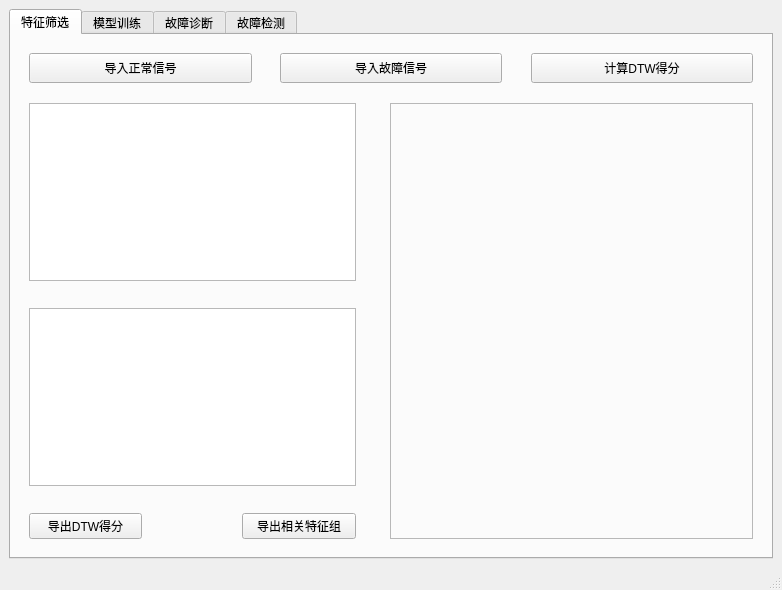
Old version of the form GUI/MainWindow.ui in the repository DuskSwan/fault_estimation_master_design.
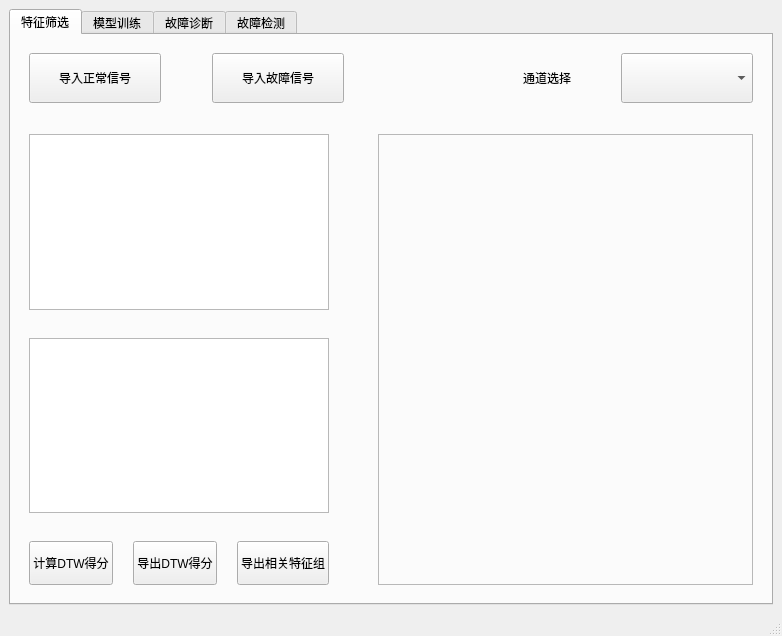
New version of the form. The open tabs and pages were chosen to show the change.

Commit message: add channel select function in feature selection, still need to add the function in other part

```diff
--- a/GUI/MainWindow.ui
+++ b/GUI/MainWindow.ui
@@ -7,7 +7,7 @@
     <x>0</x>
     <y>0</y>
     <width>782</width>
-    <height>590</height>
+    <height>636</height>
    </rect>
   </property>
   <property name="windowTitle">
@@ -30,8 +30,103 @@
        <layout class="QHBoxLayout" name="horizontalLayout" stretch="0">
         <item>
          <widget class="QWidget" name="widgetInFeatures" native="true">
-          <layout class="QGridLayout" name="gridLayout" rowstretch="2,1,12,1,12,1,2" columnstretch="5,1,5,1,16">
-           <item row="1" column="0" colspan="5">
+          <layout class="QGridLayout" name="gridLayout_7" rowstretch="2,1,18" columnstretch="8,1,10">
+           <item row="0" column="0" colspan="3">
+            <layout class="QHBoxLayout" name="horizontalLayout_2" stretch="3,1,3,2,3,1,3">
+             <item>
+              <widget class="QPushButton" name="btnImportNormalSignalInSelection">
+               <property name="sizePolicy">
+                <sizepolicy hsizetype="Minimum" vsizetype="Expanding">
+                 <horstretch>0</horstretch>
+                 <verstretch>0</verstretch>
+                </sizepolicy>
+               </property>
+               <property name="text">
+                <string>导入正常信号</string>
+               </property>
+              </widget>
+             </item>
+             <item>
+              <spacer name="horizontalSpacer">
+               <property name="orientation">
+                <enum>Qt::Horizontal</enum>
+               </property>
+               <property name="sizeHint" stdset="0">
+                <size>
+                 <width>13</width>
+                 <height>20</height>
+                </size>
+               </property>
+              </spacer>
+             </item>
+             <item>
+              <widget class="QPushButton" name="btnImportFaultSignalInSelection">
+               <property name="sizePolicy">
+                <sizepolicy hsizetype="Minimum" vsizetype="Expanding">
+                 <horstretch>0</horstretch>
+                 <verstretch>0</verstretch>
+                </sizepolicy>
+               </property>
+               <property name="text">
+                <string>导入故障信号</string>
+               </property>
+              </widget>
+             </item>
+             <item>
+              <spacer name="horizontalSpacer_2">
+               <property name="orientation">
+                <enum>Qt::Horizontal</enum>
+               </property>
+               <property name="sizeHint" stdset="0">
+                <size>
+                 <width>13</width>
+                 <height>20</height>
+                </size>
+               </property>
+              </spacer>
+             </item>
+             <item>
+              <widget class="QLabel" name="label_2">
+               <property name="sizePolicy">
+                <sizepolicy hsizetype="Preferred" vsizetype="Expanding">
+                 <horstretch>0</horstretch>
+                 <verstretch>0</verstretch>
+                </sizepolicy>
+               </property>
+               <property name="text">
+                <string>通道选择</string>
+               </property>
+               <property name="alignment">
+                <set>Qt::AlignRight|Qt::AlignTrailing|Qt::AlignVCenter</set>
+               </property>
+              </widget>
+             </item>
+             <item>
+              <spacer name="horizontalSpacer_9">
+               <property name="orientation">
+                <enum>Qt::Horizontal</enum>
+               </property>
+               <property name="sizeHint" stdset="0">
+                <size>
+                 <width>40</width>
+                 <height>20</height>
+                </size>
+               </property>
+              </spacer>
+             </item>
+             <item>
+              <widget class="QComboBox" name="comboBoxSelectChannelInFeatures">
+               <property name="sizePolicy">
+                <sizepolicy hsizetype="Minimum" vsizetype="Expanding">
+                 <horstretch>0</horstretch>
+                 <verstretch>0</verstretch>
+                </sizepolicy>
+               </property>
+              </widget>
+             </item>
+            </layout>
+           </item>
+           <item row="1" column="0" colspan="3">
             <spacer name="verticalSpacer">
              <property name="orientation">
               <enum>Qt::Vertical</enum>
@@ -44,30 +139,128 @@
              </property>
             </spacer>
            </item>
-           <item row="2" column="0" colspan="3">
-            <widget class="QTableWidget" name="DTWWidget">
-             <property name="maximumSize">
-              <size>
-               <width>16777215</width>
-               <height>16777215</height>
-              </size>
-             </property>
-            </widget>
+           <item row="2" column="0">
+            <layout class="QGridLayout" name="gridLayout" rowstretch="8,1,8,1,2" columnstretch="3,1,3,1,3">
+             <item row="0" column="0" colspan="5">
+              <widget class="QTableWidget" name="DTWWidget">
+               <property name="maximumSize">
+                <size>
+                 <width>16777215</width>
+                 <height>16777215</height>
+                </size>
+               </property>
+              </widget>
+             </item>
+             <item row="1" column="2" colspan="2">
+              <spacer name="verticalSpacer_13">
+               <property name="orientation">
+                <enum>Qt::Vertical</enum>
+               </property>
+               <property name="sizeHint" stdset="0">
+                <size>
+                 <width>88</width>
+                 <height>13</height>
+                </size>
+               </property>
+              </spacer>
+             </item>
+             <item row="2" column="0" colspan="5">
+              <widget class="QTableWidget" name="CorrWidget"/>
+             </item>
+             <item row="3" column="2">
+              <spacer name="verticalSpacer_14">
+               <property name="orientation">
+                <enum>Qt::Vertical</enum>
+               </property>
+               <property name="sizeHint" stdset="0">
+                <size>
+                 <width>20</width>
+                 <height>13</height>
+                </size>
+               </property>
+              </spacer>
+             </item>
+             <item row="4" column="0">
+              <widget class="QPushButton" name="btnCalculateDTW">
+               <property name="sizePolicy">
+                <sizepolicy hsizetype="Minimum" vsizetype="Expanding">
+                 <horstretch>0</horstretch>
+                 <verstretch>0</verstretch>
+                </sizepolicy>
+               </property>
+               <property name="text">
+                <string>计算DTW得分</string>
+               </property>
+              </widget>
+             </item>
+             <item row="4" column="1">
+              <spacer name="horizontalSpacer_8">
+               <property name="orientation">
+                <enum>Qt::Horizontal</enum>
+               </property>
+               <property name="sizeHint" stdset="0">
+                <size>
+                 <width>13</width>
+                 <height>20</height>
+                </size>
+               </property>
+              </spacer>
+             </item>
+             <item row="4" column="2">
+              <widget class="QPushButton" name="btnExportDTW">
+               <property name="sizePolicy">
+                <sizepolicy hsizetype="Minimum" vsizetype="Expanding">
+                 <horstretch>0</horstretch>
+                 <verstretch>0</verstretch>
+                </sizepolicy>
+               </property>
+               <property name="text">
+                <string>导出DTW得分</string>
+               </property>
+              </widget>
+             </item>
+             <item row="4" column="3">
+              <spacer name="horizontalSpacer_7">
+               <property name="orientation">
+                <enum>Qt::Horizontal</enum>
+               </property>
+               <property name="sizeHint" stdset="0">
+                <size>
+                 <width>38</width>
+                 <height>20</height>
+                </size>
+               </property>
+              </spacer>
+             </item>
+             <item row="4" column="4">
+              <widget class="QPushButton" name="btnExportCorPairs">
+               <property name="sizePolicy">
+                <sizepolicy hsizetype="Minimum" vsizetype="Expanding">
+                 <horstretch>0</horstretch>
+                 <verstretch>0</verstretch>
+                </sizepolicy>
+               </property>
+               <property name="text">
+                <string>导出相关特征组</string>
+               </property>
+              </widget>
+             </item>
+            </layout>
            </item>
-           <item row="2" column="3" rowspan="3">
+           <item row="2" column="1">
             <spacer name="horizontalSpacer_6">
              <property name="orientation">
               <enum>Qt::Horizontal</enum>
              </property>
              <property name="sizeHint" stdset="0">
               <size>
-               <width>19</width>
+               <width>34</width>
                <height>288</height>
               </size>
              </property>
             </spacer>
            </item>
-           <item row="2" column="4" rowspan="5">
+           <item row="2" column="2">
             <widget class="QFrame" name="frameInFeatures">
              <property name="minimumSize">
               <size>
@@ -83,131 +276,6 @@
              </property>
             </widget>
            </item>
-           <item row="3" column="1">
-            <spacer name="verticalSpacer_13">
-             <property name="orientation">
-              <enum>Qt::Vertical</enum>
-             </property>
-             <property name="sizeHint" stdset="0">
-              <size>
-               <width>88</width>
-               <height>11</height>
-              </size>
-             </property>
-            </spacer>
-           </item>
-           <item row="4" column="0" colspan="3">
-            <widget class="QTableWidget" name="CorrWidget"/>
-           </item>
-           <item row="5" column="1">
-            <spacer name="verticalSpacer_14">
-             <property name="orientation">
-              <enum>Qt::Vertical</enum>
-             </property>
-             <property name="sizeHint" stdset="0">
-              <size>
-               <width>20</width>
-               <height>11</height>
-              </size>
-             </property>
-            </spacer>
-           </item>
-           <item row="6" column="0">
-            <widget class="QPushButton" name="btnExportDTW">
-             <property name="text">
-              <string>导出DTW得分</string>
-             </property>
-            </widget>
-           </item>
-           <item row="6" column="1">
-            <spacer name="horizontalSpacer_7">
-             <property name="orientation">
-              <enum>Qt::Horizontal</enum>
-             </property>
-             <property name="sizeHint" stdset="0">
-              <size>
-               <width>88</width>
-               <height>20</height>
-              </size>
-             </property>
-            </spacer>
-           </item>
-           <item row="6" column="2">
-            <widget class="QPushButton" name="btnExportCorPairs">
-             <property name="text">
-              <string>导出相关特征组</string>
-             </property>
-            </widget>
-           </item>
-           <item row="0" column="0" colspan="5">
-            <layout class="QHBoxLayout" name="horizontalLayout_3" stretch="10,1,10,1,10">
-             <item>
-              <widget class="QPushButton" name="btnImportNormalSignalInSelection">
-               <property name="sizePolicy">
-                <sizepolicy hsizetype="Minimum" vsizetype="Expanding">
-                 <horstretch>0</horstretch>
-                 <verstretch>0</verstretch>
-                </sizepolicy>
-               </property>
-               <property name="text">
-                <string>导入正常信号</string>
-               </property>
-              </widget>
-             </item>
-             <item>
-              <spacer name="horizontalSpacer">
-               <property name="orientation">
-                <enum>Qt::Horizontal</enum>
-               </property>
-               <property name="sizeHint" stdset="0">
-                <size>
-                 <width>26</width>
-                 <height>20</height>
-                </size>
-               </property>
-              </spacer>
-             </item>
-             <item>
-              <widget class="QPushButton" name="btnImportFaultSignalInSelection">
-               <property name="sizePolicy">
-                <sizepolicy hsizetype="Minimum" vsizetype="Expanding">
-                 <horstretch>0</horstretch>
-                 <verstretch>0</verstretch>
-                </sizepolicy>
-               </property>
-               <property name="text">
-                <string>导入故障信号</string>
-               </property>
-              </widget>
-             </item>
-             <item>
-              <spacer name="horizontalSpacer_2">
-               <property name="orientation">
-                <enum>Qt::Horizontal</enum>
-               </property>
-               <property name="sizeHint" stdset="0">
-                <size>
-                 <width>26</width>
-                 <height>20</height>
-                </size>
-               </property>
-              </spacer>
-             </item>
-             <item>
-              <widget class="QPushButton" name="btnCalculateDTW">
-               <property name="sizePolicy">
-                <sizepolicy hsizetype="Minimum" vsizetype="Expanding">
-                 <horstretch>0</horstretch>
-                 <verstretch>0</verstretch>
-                </sizepolicy>
-               </property>
-               <property name="text">
-                <string>计算DTW得分</string>
-               </property>
-              </widget>
-             </item>
-            </layout>
-           </item>
           </layout>
          </widget>
         </item>
```
Left out of the diff: 515 changed lines with no effect on the pictures. The commit also changes 8 other files.
